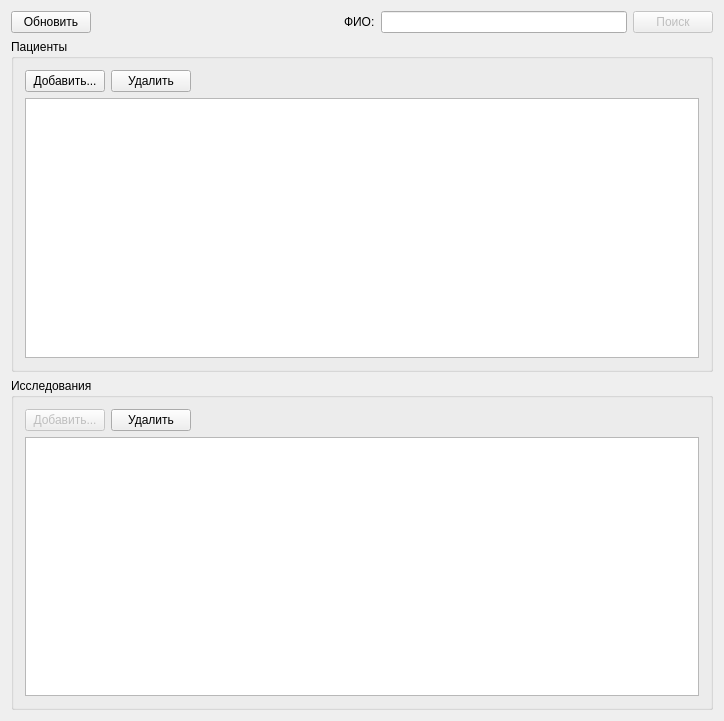
Qt form med/mainwindow.ui (popovdg/med) before a commit.
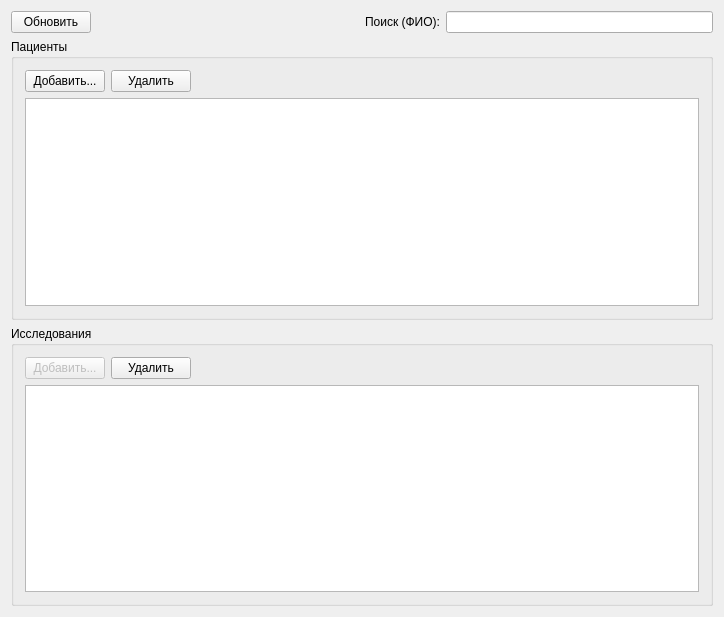
The same form after that commit. Icons and pictures are not drawn.

What changed in the file:
```diff
--- a/med/mainwindow.ui
+++ b/med/mainwindow.ui
@@ -7,7 +7,7 @@
     <x>0</x>
     <y>0</y>
     <width>724</width>
-    <height>721</height>
+    <height>617</height>
    </rect>
   </property>
   <property name="windowTitle">
@@ -44,7 +44,7 @@
       <item>
        <widget class="QLabel" name="label">
         <property name="text">
-         <string>ФИО:</string>
+         <string>Поиск (ФИО):</string>
         </property>
         <property name="buddy">
          <cstring>searchEdit</cstring>
@@ -54,20 +54,6 @@
       <item>
        <widget class="QLineEdit" name="searchEdit"/>
       </item>
-      <item>
-       <widget class="QPushButton" name="searchButton">
-        <property name="enabled">
-         <bool>false</bool>
-        </property>
-        <property name="text">
-         <string>Поиск</string>
-        </property>
-        <property name="icon">
-         <iconset resource="icons.qrc">
-          <normaloff>:/icons/icons/search.png</normaloff>:/icons/icons/search.png</iconset>
-        </property>
-       </widget>
-      </item>
      </layout>
     </item>
     <item>
```
Left out of the diff: 33 changed lines with no effect on the pictures.
